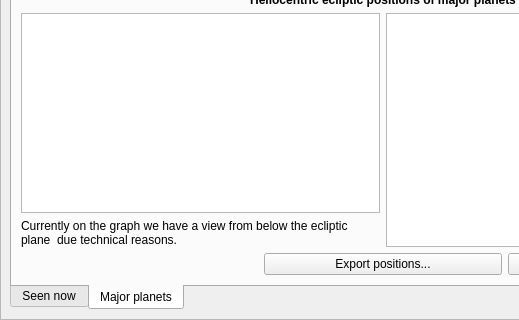
Qt form src/gui/astroCalcDialog.ui (Stellarium/stellarium) before a commit; both pictures show x 0 to 519 and y 127 to 447 of the 766 by 447 pixel window.
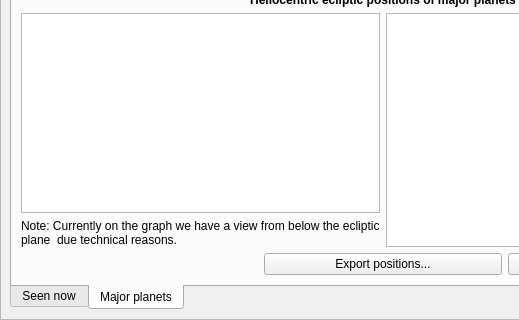
The same form after that commit. The open tabs and pages were chosen to show the change. Icons and pictures are not drawn. Custom widgets are drawn as their Qt base class.

```diff
--- a/src/gui/astroCalcDialog.ui
+++ b/src/gui/astroCalcDialog.ui
@@ -524,7 +524,7 @@
                 <item>
                  <widget class="QLabel" name="hecNoteLabel">
                   <property name="text">
-                   <string>Currently on the graph we have a view from below the ecliptic plane  due technical reasons.</string>
+                   <string>Note: Currently on the graph we have a view from below the ecliptic plane  due technical reasons.</string>
                   </property>
                   <property name="wordWrap">
                    <bool>true</bool>
```
